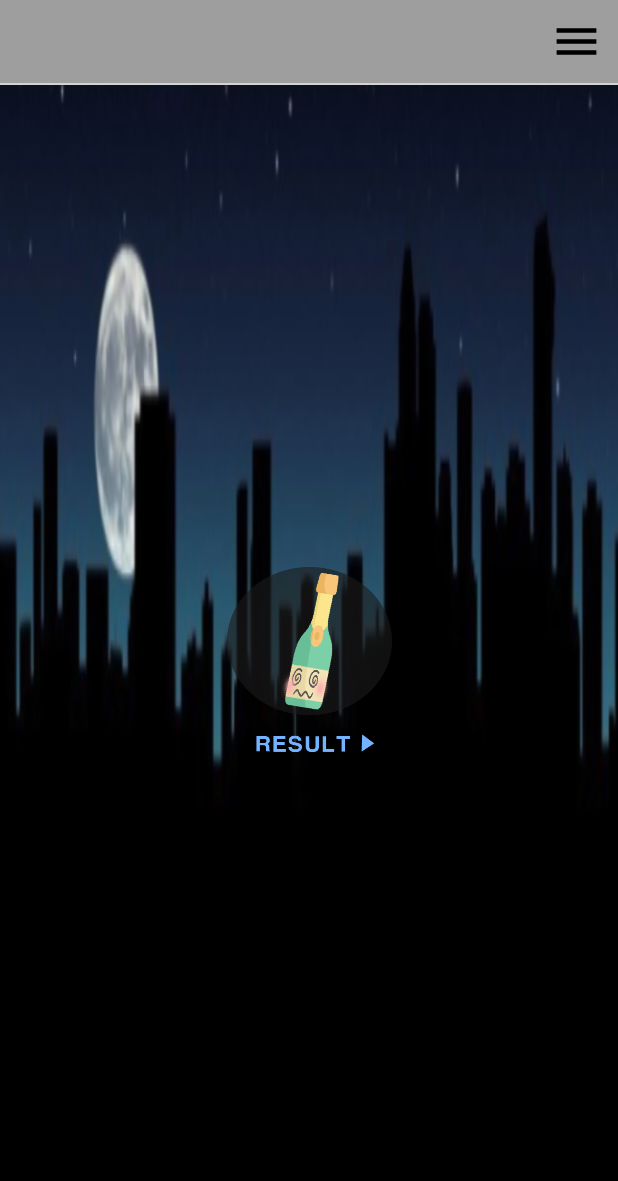
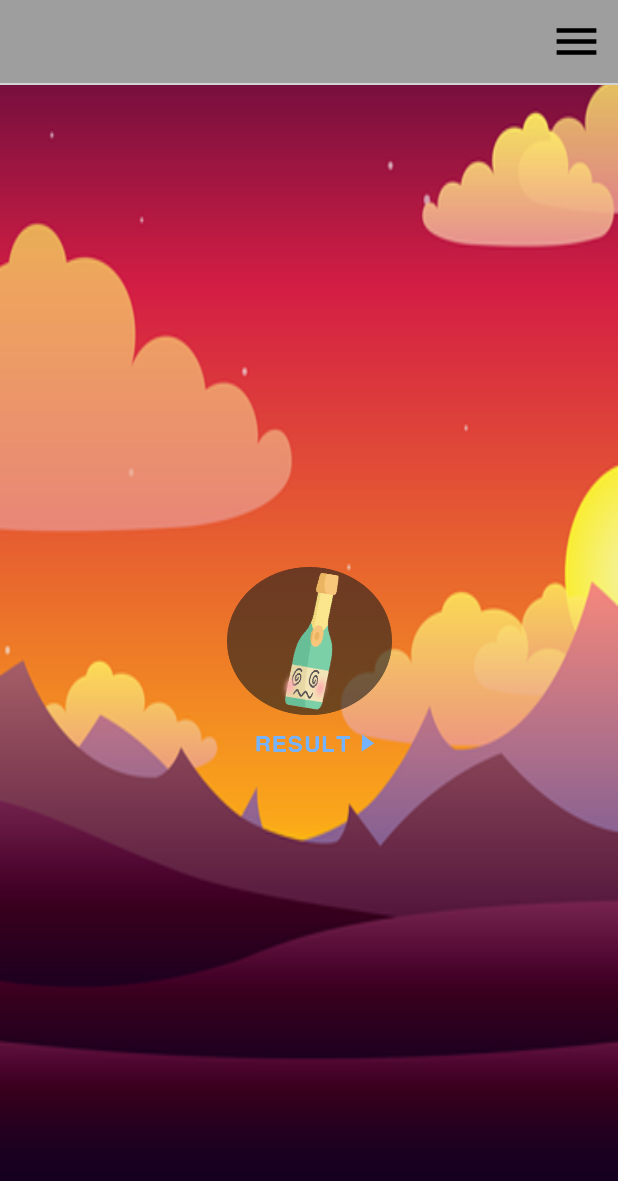
Before and after one commit to kyuchanE/NewBlackOut, an Android app: the screen it shows after launch (MainActivity), after a tap on an icon or button, on a phone screen of 412 x 824 dp. Shown: the top 1181 px of the screen. Run offline under Robolectric (Android 15) with nearby library versions, the phone set to English and light mode, and no system bars.

Commit message:
767676
767676

```diff
--- a/NewBlackOut/app/src/main/AndroidManifest.xml
+++ b/NewBlackOut/app/src/main/AndroidManifest.xml
@@ -9,7 +9,7 @@
 
     <application
         android:allowBackup="true"
-        android:icon="@mipmap/ic_launcher"
+        android:icon="@drawable/black_icon"
         android:label="@string/app_name"
         android:roundIcon="@mipmap/ic_launcher_round"
         android:supportsRtl="true"
--- a/NewBlackOut/app/src/main/java/com/androidtown/blackout/MainActivity.java
+++ b/NewBlackOut/app/src/main/java/com/androidtown/blackout/MainActivity.java
@@ -163,14 +163,14 @@ public class MainActivity extends AppCompatActivity {
     protected void onResume() {
         super.onResume();
         if(getButtonDB() == 0){
-            Drawable drawable = getResources().getDrawable(R.drawable.out_back1);
+            Drawable drawable = getResources().getDrawable(R.drawable.landscap_1);
             main.setBackground(drawable);
 
             Drawable drawable1 = getResources().getDrawable(R.drawable.start);
             btnStart.setBackground(drawable1);
 
         }else{
-            Drawable drawable = getResources().getDrawable(R.drawable.out_back2);
+            Drawable drawable = getResources().getDrawable(R.drawable.landscap_2);
             main.setBackground(drawable);
 
             Drawable drawable1 = getResources().getDrawable(R.drawable.result);
```
